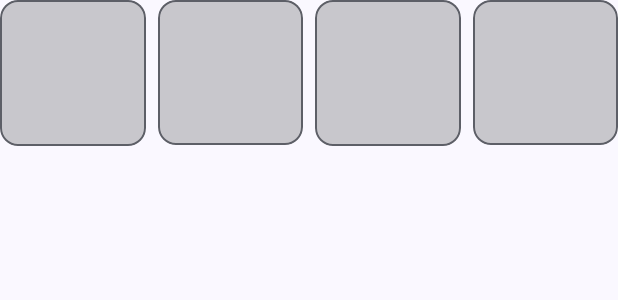
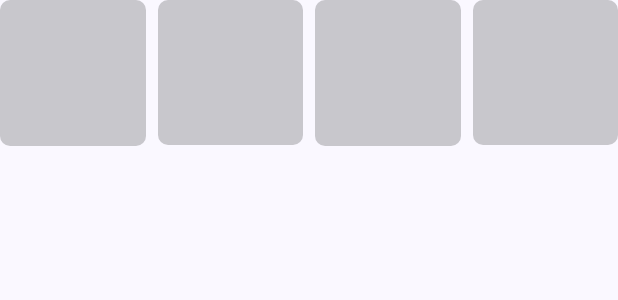
Before and after one commit to TimGW/Wat-kan-ik-aan, an Android app: the layout layout_empty_list.xml on its own in the app's theme, with its tools: preview values and no code run, on a phone screen of 412 x 824 dp. Shown: the top 300 px of the screen. Run offline under Robolectric (Android 15) with nearby library versions, the phone set to English and light mode, and no system bars.

Commit message:
improve loading

```diff
--- a/app/src/main/java/nl/watkanikaan/app/data/repository/NetworkBoundResource.kt
+++ b/app/src/main/java/nl/watkanikaan/app/data/repository/NetworkBoundResource.kt
@@ -3,6 +3,7 @@ package nl.watkanikaan.app.data.repository
 import androidx.annotation.MainThread
 import androidx.annotation.WorkerThread
 import kotlinx.coroutines.CoroutineDispatcher
+import kotlinx.coroutines.delay
 import kotlinx.coroutines.flow.Flow
 import kotlinx.coroutines.flow.emitAll
 import kotlinx.coroutines.flow.firstOrNull
@@ -30,6 +31,7 @@ abstract class NetworkBoundResource<RequestType, ResultType>(
         try {
             if (shouldFetch(cachedData)) {
                 emit(Result.Loading(cachedData)) // update loading state with cached data
+                delay(10000)
 
                 val apiResponse = fetchFromRemote()
                 val remoteResponse = apiResponse.body()
--- a/app/src/main/java/nl/watkanikaan/app/data/repository/WeatherRepositoryImpl.kt
+++ b/app/src/main/java/nl/watkanikaan/app/data/repository/WeatherRepositoryImpl.kt
@@ -1,6 +1,7 @@
 package nl.watkanikaan.app.data.repository
 
 import kotlinx.coroutines.CoroutineDispatcher
+import kotlinx.coroutines.delay
 import kotlinx.coroutines.flow.map
 import nl.watkanikaan.app.data.local.WeatherDao
 import nl.watkanikaan.app.data.model.WeatherEntity
--- a/app/src/main/java/nl/watkanikaan/app/presentation/WeatherFragment.kt
+++ b/app/src/main/java/nl/watkanikaan/app/presentation/WeatherFragment.kt
@@ -80,11 +80,6 @@ class WeatherFragment : Fragment(), MenuProvider, PermissionsHelper.PermissionLi
             permissionsHelper.check()
         }
 
-        binding.loadingWeatherRv.loadingNow.loadingOverline.text = getText(R.string.now)
-        binding.loadingWeatherRv.loadingToday.loadingOverline.text = getText(R.string.today)
-        binding.loadingWeatherRv.loadingTomorrow.loadingOverline.text = getText(R.string.tomorrow)
-        binding.loadingWeatherRv.loadingDayAfterTomorrow.loadingOverline.text =
-            getText(R.string.day_after_tomorrow)
         binding.swiperefresh.setOnRefreshListener(viewModel::refresh)
         binding.chipsContainer.chipRestMovement.setOnClickListener {
             viewModel.selectMovement(Movement.Rest)
@@ -144,6 +139,7 @@ class WeatherFragment : Fragment(), MenuProvider, PermissionsHelper.PermissionLi
             append(getString(R.string.alert_dialog_forecast_msg_wind, forecast.windForce), nl)
             append(getString(R.string.alert_dialog_forecast_msg_sunup, forecast.sunUp), nl)
             append(getString(R.string.alert_dialog_forecast_msg_sununder, forecast.sunUnder))
+            append(getString(R.string.alert_dialog_forecast_msg_dew, forecast.dewPoint), nl)
         }
 
         MaterialAlertDialogBuilder(requireContext())
--- a/app/src/main/res/layout/weather_item_loading.xml
+++ b/app/src/main/res/layout/weather_item_loading.xml
@@ -5,29 +5,11 @@
     android:layout_height="match_parent"
     android:importantForAccessibility="noHideDescendants">
 
-    <com.google.android.material.card.MaterialCardView
-        android:id="@+id/card"
+    <nl.watkanikaan.app.presentation.forecast.LoadingShimmer
         android:layout_width="0dp"
         android:layout_height="0dp"
         app:layout_constraintDimensionRatio="1:1"
         app:layout_constraintEnd_toEndOf="parent"
         app:layout_constraintStart_toStartOf="parent"
-        app:layout_constraintTop_toTopOf="parent"
-        app:strokeColor="?colorOutline"
-        app:strokeWidth="@dimen/card_stroke_width">
-
-        <nl.watkanikaan.app.presentation.forecast.LoadingShimmer
-            android:id="@+id/overline"
-            android:layout_width="match_parent"
-            android:layout_height="match_parent" />
-
-        <TextView
-            android:id="@+id/loading_overline"
-            style="@style/TextAppearance.MyTheme.LabelSmall"
-            android:layout_width="match_parent"
-            android:layout_height="wrap_content"
-            android:layout_margin="8dp"
-            android:gravity="center"
-            android:textAlignment="center" />
-    </com.google.android.material.card.MaterialCardView>
+        app:layout_constraintTop_toTopOf="parent" />
 </androidx.constraintlayout.widget.ConstraintLayout>
--- a/app/src/main/res/values/strings.xml
+++ b/app/src/main/res/values/strings.xml
@@ -115,6 +115,7 @@
     <string name="alert_dialog_forecast_msg_rain">Kans op regen: %1$d%%</string>
     <string name="alert_dialog_forecast_msg_sun">Kans op zon: %1$d%%</string>
     <string name="alert_dialog_forecast_msg_wind">Windkracht: %1$d</string>
+    <string name="alert_dialog_forecast_msg_dew">Dauwpunt: %1$d</string>
     <string name="alert_dialog_forecast_msg_sunup">Zonsopkomst om: %1$d:00</string>
     <string name="alert_dialog_forecast_msg_sununder">Zonsondergang om: %1$d:00</string>
 
```
